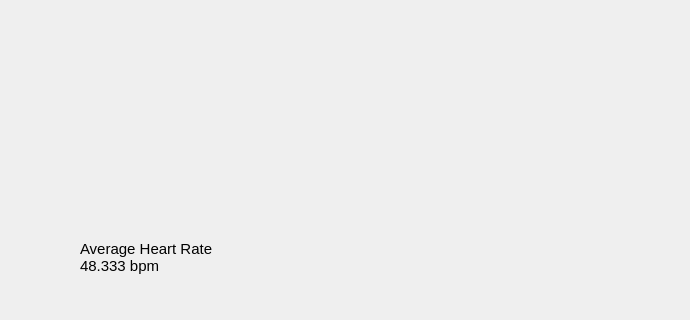
Old version of the form qt/Ex3/src/ui/widget_ex3_4.ui in the repository Pincinato/C_plus_plus_II; both pictures show x 210 to 900 and y 308 to 628 of the 900 by 628 pixel window.
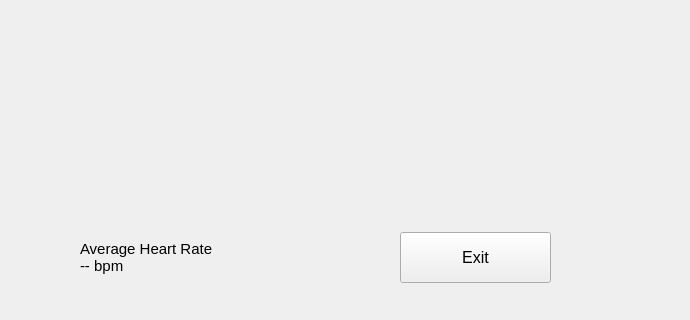
New version of the form. Custom widgets are drawn as their Qt base class.

Diff of the .ui file:
```diff
--- a/qt/Ex3/src/ui/widget_ex3_4.ui
+++ b/qt/Ex3/src/ui/widget_ex3_4.ui
@@ -57,7 +57,25 @@
    </property>
    <property name="text">
     <string>Average Heart Rate
-48.333 bpm</string>
+-- bpm</string>
+   </property>
+  </widget>
+  <widget class="QPushButton" name="pushButton_2">
+   <property name="geometry">
+    <rect>
+     <x>610</x>
+     <y>540</y>
+     <width>151</width>
+     <height>51</height>
+    </rect>
+   </property>
+   <property name="font">
+    <font>
+     <pointsize>12</pointsize>
+    </font>
+   </property>
+   <property name="text">
+    <string>Exit</string>
    </property>
   </widget>
  </widget>
```
Left out of the diff: 21 changed lines with no effect on the pictures.
